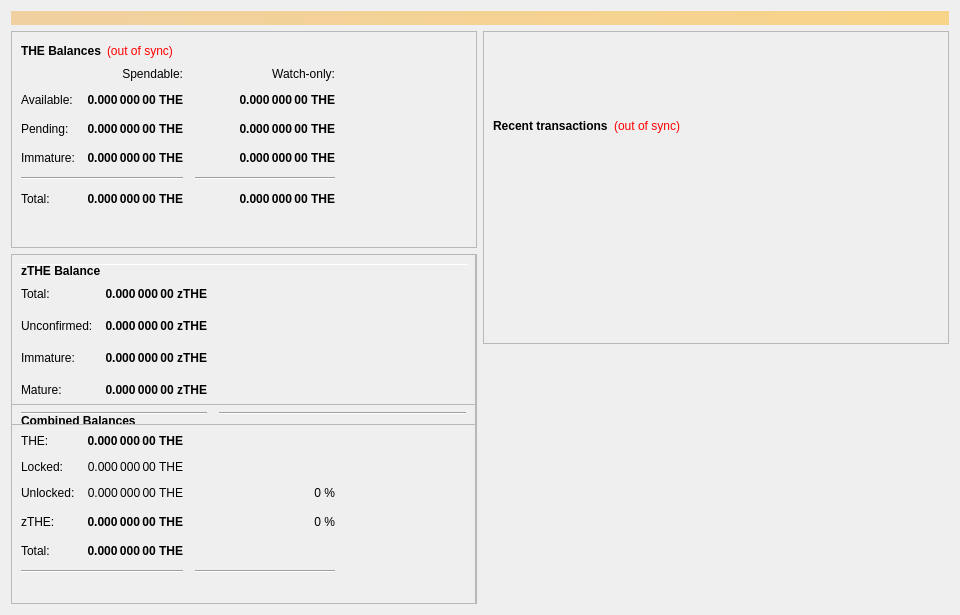
The window that src/qt/forms/overviewpage.ui (thenode-foundation/thenode-core) describes before a commit, drawn with Qt 5.
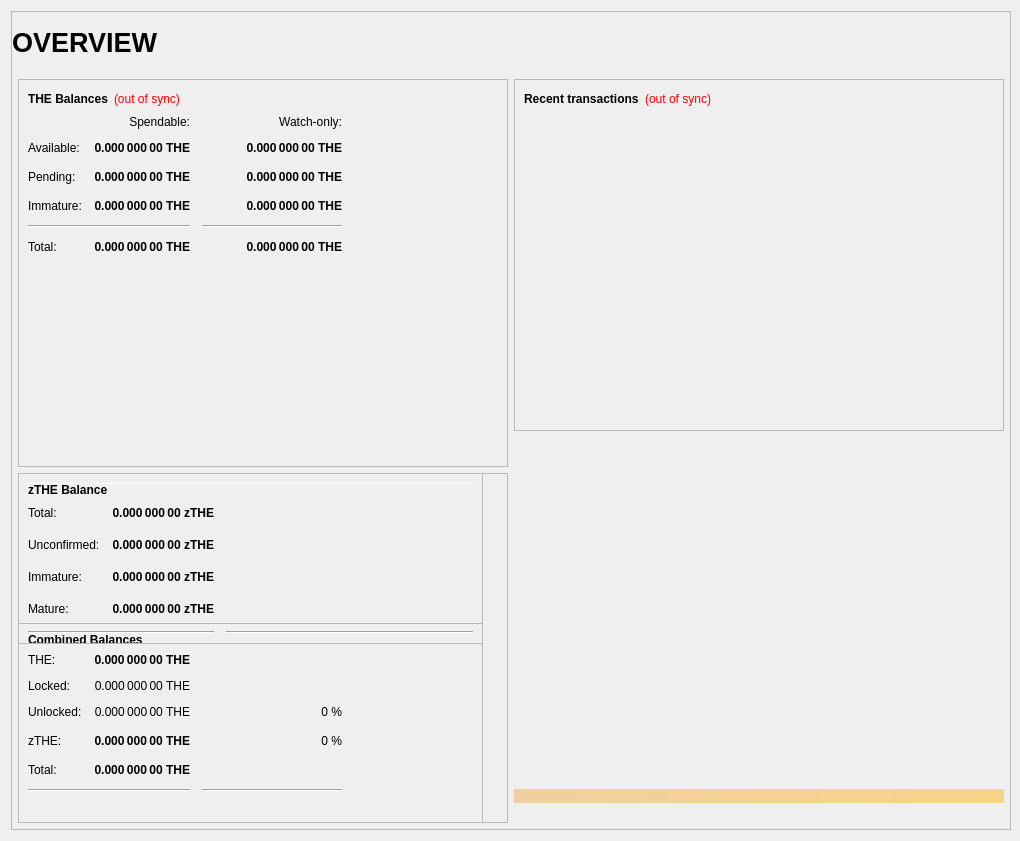
The same window after the commit.

What changed in the file:
```diff
--- a/src/qt/forms/overviewpage.ui
+++ b/src/qt/forms/overviewpage.ui
@@ -6,36 +6,182 @@
    <rect>
     <x>0</x>
     <y>0</y>
-    <width>960</width>
-    <height>615</height>
+        <width>1020</width>
+        <height>841</height>
    </rect>
   </property>
   <property name="minimumSize">
    <size>
-    <width>960</width>
-    <height>0</height>
+        <width>1020</width>
+        <height>682</height>
    </size>
   </property>
   <property name="windowTitle">
    <string>Form</string>
   </property>
-  <layout class="QVBoxLayout" name="topLayout">
-   <item>
-    <widget class="QLabel" name="labelAlerts">
-     <property name="visible">
-      <bool>false</bool>
-     </property>
      <property name="styleSheet">
-      <string notr="true">background-color: qlineargradient(x1: 0, y1: 0, x2: 1, y2: 0, stop:0 #F0D0A0, stop:1 #F8D488); color:#000000;</string>
-     </property>
-     <property name="wordWrap">
-      <bool>true</bool>
-     </property>
-     <property name="margin">
-      <number>3</number>
-     </property>
-    </widget>
-   </item>
+      <string notr="true"/>
+    </property>
+    <layout class="QVBoxLayout" name="topLayout" stretch="1">
+      <property name="rightMargin">
+        <number>9</number>
+      </property>
+      <item>
+        <widget class="QFrame" name="frame_BG">
+          <property name="minimumSize">
+            <size>
+              <width>850</width>
+              <height>610</height>
+            </size>
+          </property>
+          <property name="maximumSize">
+            <size>
+              <width>16777215</width>
+              <height>16777215</height>
+            </size>
+          </property>
+          <property name="frameShape">
+            <enum>QFrame::StyledPanel</enum>
+          </property>
+          <property name="frameShadow">
+            <enum>QFrame::Raised</enum>
+          </property>
+          <layout class="QVBoxLayout" name="verticalLayout_3" stretch="1">
+            <property name="leftMargin">
+              <number>0</number>
+            </property>
+            <property name="topMargin">
+              <number>0</number>
+            </property>
+            <property name="rightMargin">
+              <number>0</number>
+            </property>
+            <property name="bottomMargin">
+              <number>6</number>
+            </property>
+            <item>
+              <layout class="QVBoxLayout" name="verticalLayout_Master" stretch="0,1">
+                <property name="leftMargin">
+                  <number>0</number>
+                </property>
+                <property name="topMargin">
+                  <number>0</number>
+                </property>
+                <property name="rightMargin">
+                  <number>0</number>
+                </property>
+                <property name="bottomMargin">
+                  <number>0</number>
+                </property>
+                <item>
+                  <widget class="QFrame" name="frame_Header">
+                    <layout class="QVBoxLayout" name="verticalLayout_Header" stretch="0">
+                      <property name="leftMargin">
+                        <number>0</number>
+                      </property>
+                      <property name="topMargin">
+                        <number>0</number>
+                      </property>
+                      <property name="rightMargin">
+                        <number>0</number>
+                      </property>
+                      <property name="bottomMargin">
+                        <number>0</number>
+                      </property>
+                      <item>
+                        <layout class="QHBoxLayout" name="horizontalLayout_Header" stretch="1,0,1">
+                          <property name="spacing">
+                            <number>6</number>
+                          </property>
+                          <item>
+                            <widget class="QLabel" name="labelOverviewHeaderLeft">
+                              <property name="minimumSize">
+                                <size>
+                                  <width>464</width>
+                                  <height>60</height>
+                                </size>
+                              </property>
+                              <property name="maximumSize">
+                                <size>
+                                  <width>16777215</width>
+                                  <height>60</height>
+                                </size>
+                              </property>
+                              <property name="font">
+                                <font>
+                                  <pointsize>20</pointsize>
+                                  <weight>75</weight>
+                                  <bold>true</bold>
+                                </font>
+                              </property>
+                              <property name="text">
+                                <string>OVERVIEW</string>
+                              </property>
+                              <property name="alignment">
+                                <set>Qt::AlignLeading|Qt::AlignLeft|Qt::AlignVCenter</set>
+                              </property>
+                            </widget>
+                          </item>
+                          <item>
+                            <spacer name="horizontalSpacer_Header">
+                              <property name="orientation">
+                                <enum>Qt::Horizontal</enum>
+                              </property>
+                              <property name="sizeHint" stdset="0">
+                                <size>
+                                  <width>40</width>
+                                  <height>20</height>
+                                </size>
+                              </property>
+                            </spacer>
+                          </item>
+                          <item>
+                            <widget class="QLabel" name="labelOverviewHeaderRight">
+                              <property name="minimumSize">
+                                <size>
+                                  <width>464</width>
+                                  <height>61</height>
+                                </size>
+                              </property>
+                              <property name="maximumSize">
+                                <size>
+                                  <width>16777215</width>
+                                  <height>61</height>
+                                </size>
+                              </property>
+                              <property name="font">
+                                <font>
+                                  <pointsize>14</pointsize>
+                                </font>
+                              </property>
+                              <property name="text">
+                                <string/>
+                              </property>
+                              <property name="alignment">
+                                <set>Qt::AlignRight|Qt::AlignTrailing|Qt::AlignVCenter</set>
+                              </property>
+                            </widget>
+                          </item>
+                        </layout>
+                      </item>
+                    </layout>
+                  </widget>
+                </item>
+                <item>
+                  <widget class="QFrame" name="frame_Content">
+                    <layout class="QVBoxLayout" name="verticalLayout_Content">
+                      <property name="leftMargin">
+                        <number>6</number>
+                      </property>
+                      <property name="topMargin">
+                        <number>0</number>
+                      </property>
+                      <property name="rightMargin">
+                        <number>6</number>
+                      </property>
+                      <property name="bottomMargin">
+                        <number>0</number>
+                      </property>
    <item>
     <layout class="QHBoxLayout" name="horizontalLayout" stretch="1,1">
      <item>
@@ -1426,22 +1572,6 @@
           <enum>QFrame::Raised</enum>
          </property>
          <layout class="QVBoxLayout" name="verticalLayout">
-          <item>
-           <spacer name="verticalSpacer_3">
-            <property name="orientation">
-             <enum>Qt::Vertical</enum>
-            </property>
-            <property name="sizeType">
-             <enum>QSizePolicy::Fixed</enum>
-            </property>
-            <property name="sizeHint" stdset="0">
-             <size>
-              <width>20</width>
-              <height>75</height>
-             </size>
-            </property>
-           </spacer>
-          </item>
           <item>
            <layout class="QHBoxLayout" name="horizontalLayout_2">
             <item>
@@ -1529,9 +1659,59 @@
          </property>
         </spacer>
        </item>
+                              <item>
+                                <widget class="QLabel" name="labelAlerts">
+                                  <property name="maximumSize">
+                                    <size>
+                                      <width>16777215</width>
+                                      <height>16777215</height>
+                                    </size>
+                                  </property>
+                                  <property name="styleSheet">
+                                    <string notr="true">background-color: qlineargradient(x1: 0, y1: 0, x2: 1, y2: 0, stop:0 #F0D0A0, stop:1 #F8D488); color:#000000;</string>
+                                  </property>
+                                  <property name="text">
+                                    <string/>
+                                  </property>
+                                  <property name="wordWrap">
+                                    <bool>true</bool>
+                                  </property>
+                                  <property name="margin">
+                                    <number>3</number>
+                                  </property>
+                                </widget>
+                              </item>
+                              <item>
+                                <layout class="QHBoxLayout" name="MainBannerLayout">
+                                  <item>
+                                    <spacer name="horizontalSpacer_4">
+                                      <property name="orientation">
+                                        <enum>Qt::Horizontal</enum>
+                                      </property>
+                                      <property name="sizeHint" stdset="0">
+                                        <size>
+                                          <width>40</width>
+                                          <height>20</height>
+                                        </size>
+                                      </property>
+                                    </spacer>
+                                  </item>
+                                  <item>
+                                    <layout class="QVBoxLayout" name="bannerLayout"/>
+                                  </item>
       </layout>
      </item>
     </layout>
+                          </item>
+                        </layout>
+                      </item>
+                    </layout>
+                  </widget>
+                </item>
+              </layout>
+            </item>
+          </layout>
+        </widget>
    </item>
   </layout>
  </widget>
```
Left out of the diff: 42 changed lines with no effect on the pictures. Lines whose indentation alone changed are shown as unchanged.
